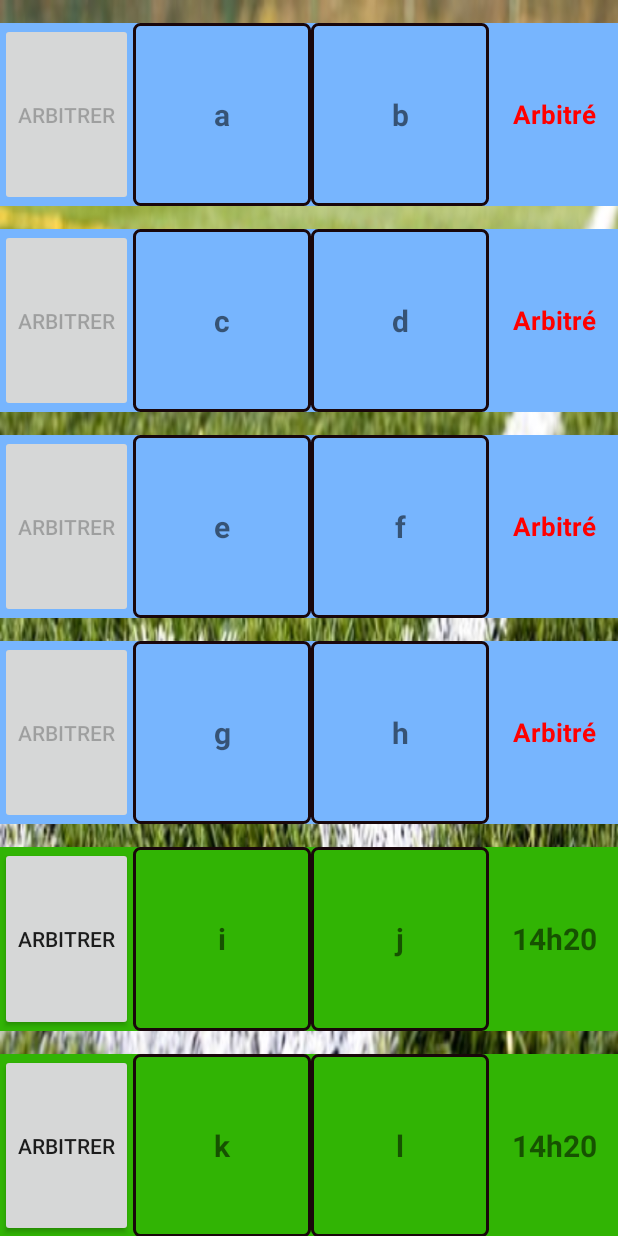
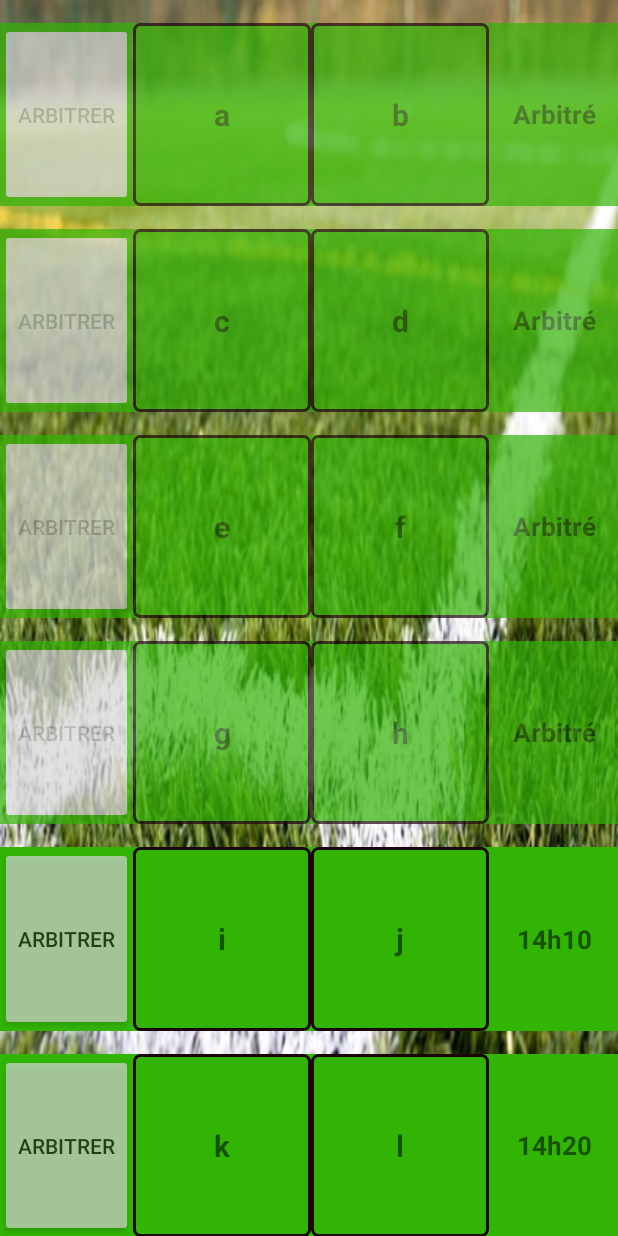
Before and after one commit to MarcMenard/GestionDeTournoi, an Android app: the Planning screen opened directly, with no data from a screen before it, on a phone screen of 412 x 824 dp. Run offline under Robolectric (Android 15) with nearby library versions, the light colour scheme and no system bars.

Commit message:
Application Locale Surfini
Application locale Surfini

```diff
--- a/application_arbitre/app_arbitre/app/src/main/java/com/example/hubert/app_arbitre/Planning.java
+++ b/application_arbitre/app_arbitre/app/src/main/java/com/example/hubert/app_arbitre/Planning.java
@@ -10,6 +10,7 @@ import android.support.v7.app.AppCompatActivity;
 import android.support.v7.widget.Toolbar;
 import android.view.View;
 import android.widget.Button;
+import android.widget.LinearLayout;
 import android.widget.TextView;
 
 import static com.example.hubert.app_arbitre.R.id.text;
@@ -20,21 +21,21 @@ import static com.example.hubert.app_arbitre.R.id.textView;
 
 public class Planning extends AppCompatActivity
 {
+    //CONFIGURATION DES DIFFERENTS TEXTVIEW
+    private static String textTeam[] = {"a", "b", "c", "d", "e", "f", "g","h","i","j","k","l"};
 
-  //  String textTeam[] = new [11];
-    private static String textTeam[] = {"a", "b", "c", "d", "e", "f", "g","h","i","j","k","l"};
-//    new textTeam[0] = "PNJ";
-
-    //INITIALISE LE NOM DES DEUX EQUIPES
-
+    //INITIALISE LE NOM DES DEUX EQUIPES QUI SUIVRONT SUR LES ACTIVITES SUIVANTES
     private static String textTeamA = "Team X";
     private static String textTeamB = "Team Y";
 
+    private int Matcharbitre = 4;
 
     //GET PERMETTANT AU AUTRES ACTIVITE DE REPRENDRE SES DONNEES (pour les noms des equipes)
     public static String GettextTeamA() {return textTeamA;}
     public static String GettextTeamB() {return textTeamB;}
 
+    //INITIALISE LES TEXTES INFOS
+    private static String info = "Arbitré";
 
     //LA FONCTION PRINCIPALE
     @Override
@@ -44,15 +45,15 @@ public class Planning extends AppCompatActivity
         setContentView(R.layout.activity_planning);
 
         //INITIALISE LES CHANGEMENTS DU NOM DES DEUX éQUIPES(VIS A VIS DU DéFAUT DU XML)
-
         for (int h = 0; h < 12; h++)
         {
             displayTextTeamC(textTeam[h]);
         }
 
-       // displayTextTeamB(textTeamA);
-       // displayTextTeamB(textTeamB);
+        //INITIALISE LES CHANGEMENTS DES INFOS DU PLANNING
+        displayTextinfo(info);
 
+        //TABLEAU POUR LE NOM DES EQUIPE DU PLANNING
        /* android.view.View texxtTeam[]= new android.view.View[11];
         texxtTeam[0] =  findViewById(R.id.textView0);
         texxtTeam[1] =  findViewById(R.id.textView1);
@@ -67,7 +68,10 @@ public class Planning extends AppCompatActivity
         texxtTeam[10] = findViewById(R.id.textView10);
         texxtTeam[11] = findViewById(R.id.textView11);*/
 
-        //TABLEAU POUR LES BOUTONS
+
+
+
+        //TABLEAU POUR LES BOUTONS DU PLANNING
         Button[] tab_boutons = new Button[6];
         tab_boutons[0] = (Button) findViewById(R.id.fab0);
         tab_boutons[1] = (Button) findViewById(R.id.fab1);
@@ -76,26 +80,25 @@ public class Planning extends AppCompatActivity
         tab_boutons[4] = (Button) findViewById(R.id.fab4);
         tab_boutons[5] = (Button) findViewById(R.id.fab5);
 
-        //BOUCLE DESACTIVANT LES BOUTONS
-        for(int i = 0; i < 4; i++)
+
+
+       /* for(int x = 0; x < 6; x++)
         {
-            tab_boutons[i].setEnabled(false);
-        }
-
-        //ACTIONS DE CHACUN DES BOUTONS --> AMENER AU MAINACTIVITY
-
-        for(int x = 0; x < 6; x++)
-        {
-            tab_boutons[x].setOnClickListener(new View.OnClickListener()
+           tab_boutons[x].setOnClickListener(new View.OnClickListener()
             {
+                textTeamA = textTeam[cpt * 2];
+                textTeamB = textTeam[cpt * 2 + 1];
                 @Override
                 public void onClick(View view)
                 {
                     startActivity(new Intent(getApplicationContext(), MainActivity.class));
                 }
-            });
+          }); */
 
 
+
+
+            //CHANGE LA VALEUR DU TEXTE DES PROCHAINES ACTIVITE SELON LE BOUTON CHOISI + //ACTIONS DE CHACUN DES BOUTONS --> AMENER AU MAINACTIVITY
             tab_boutons[0].setOnClickListener(new View.OnClickListener()
                 {
 
@@ -167,13 +170,43 @@ public class Planning extends AppCompatActivity
                     startActivity(new Intent(getApplicationContext(), MainActivity.class));
                 }
             });
+        }
+
+    //CHANGE LE TEXTE DES TEXTES INFOS DU PLANNING CHOISI + DESACTIVE LES BOUTONS DU PLANNING CHOISI
+    private void displayTextinfo(String text)
+    {
+        for(int i = 0; i < Matcharbitre ; i++)
+        {
+            //TABLEAU POUR LES INFOS (A DROITE) DU PLANNING
+            android.view.View textinfo[] = new android.view.View[6];
+            textinfo[0] = findViewById(R.id.textView50);
+            textinfo[1] = findViewById(R.id.textView51);
+            textinfo[2] = findViewById(R.id.textView52);
+            textinfo[3] = findViewById(R.id.textView53);
+            textinfo[4] = findViewById(R.id.textView54);
+            textinfo[5] = findViewById(R.id.textView55);
+
+            //TABLEAU POUR LES BOUTONS DU PLANNING
+            Button[] tab_boutons = new Button[6];
+            tab_boutons[0] = (Button) findViewById(R.id.fab0);
+            tab_boutons[1] = (Button) findViewById(R.id.fab1);
+            tab_boutons[2] = (Button) findViewById(R.id.fab2);
+            tab_boutons[3] = (Button) findViewById(R.id.fab3);
+            tab_boutons[4] = (Button) findViewById(R.id.fab4);
+            tab_boutons[5] = (Button) findViewById(R.id.fab5);
+
+            //CHANGE LE TEXTE DES TEXTES INFOS DU PLANNING CHOISI
+            TextView textView = (TextView) textinfo[i];
+            textView.setText(String.valueOf(text));
+
+            //DESACTIVANT LES BOUTONS DU PLANNING CHOISI
+            tab_boutons[i].setEnabled(false);
+        }
+    }
 
 
 
-        }}
-
-
-
+    //VA CHANGER LE NOM DES EQUIPES
     private void displayTextTeamC(String text)
     {
         /*android.view.View texxtTeam[]= new android.view.View[11];
@@ -255,16 +288,6 @@ public class Planning extends AppCompatActivity
     }
 
 
-
-   /* private void displayTextTeamC(String text)
-    {
-        TextView TextView = (TextView) texxtTeam[cpt];
-        TextView.setText(String.valueOf(text));
-    }*/
-
-
-
-
     //VA CHANGER LE NOM DE l'EQUIPE DE L'EQUIPE du TEXTE SELECTIONNE
     private void displayTextTeamA(String text)
     {
@@ -280,24 +303,11 @@ public class Planning extends AppCompatActivity
         TextView.setText(String.valueOf(text));
     }
 
-    //SI ON VEUT FAIRE RETOUR, MESSAGE AVANT DE REVENIR, SI CONFIRMATION, SUR L'ACTIVITE PRECEDENTE
+    //SI ON VEUT FAIRE RETOUR, IMPOSSIBLE
     @Override
     public void onBackPressed()
     {
-        new AlertDialog.Builder(this)
-                .setIcon(android.R.drawable.ic_dialog_alert)
-                .setTitle("Fermeture de l'activité")
-                .setMessage("Êtes vous sur de fermer l'activité ?")
-                .setPositiveButton("Oui", new DialogInterface.OnClickListener()
-                {
-                    @Override
-                    public void onClick(DialogInterface dialog, int which) {
-                        finish();
-                    }
 
-                })
-                .setNegativeButton("Non, noon !", null)
-                .show();
     }
 }
 
--- a/application_arbitre/app_arbitre/app/src/main/res/layout/activity_planning.xml
+++ b/application_arbitre/app_arbitre/app/src/main/res/layout/activity_planning.xml
@@ -9,7 +9,8 @@
 
 
     <LinearLayout
-        android:background="#77B5FE"
+        android:alpha="0.7"
+        android:background="#31B404"
         android:layout_height="fill_parent"
         android:layout_weight="0.2"
         android:orientation="horizontal"
@@ -48,19 +49,20 @@
 
         <TextView
             android:textStyle="bold"
-            android:textColor="#FF0000"
+
             android:layout_height="fill_parent"
             android:layout_weight="0.2"
             android:gravity="center"
-            android:text="Arbitré"
+            android:text="13h30"
             android:textSize="17sp"
             android:layout_width="150dp"
-            android:id="@+id/textView51" />
+            android:id="@+id/textView50" />
 
     </LinearLayout>
 
     <LinearLayout
-        android:background="#77B5FE"
+        android:alpha="0.7"
+        android:background="#31B404"
         android:layout_height="fill_parent"
         android:layout_weight="0.2"
         android:orientation="horizontal"
@@ -99,19 +101,19 @@
 
         <TextView
             android:textStyle="bold"
-            android:textColor="#FF0000"
             android:layout_height="fill_parent"
             android:layout_weight="0.2"
             android:gravity="center"
-            android:text="Arbitré"
+            android:text="13h40"
             android:textSize="17sp"
             android:layout_width="150dp"
-            android:id="@+id/textView52" />
+            android:id="@+id/textView51" />
 
     </LinearLayout>
 
     <LinearLayout
-        android:background="#77B5FE"
+        android:alpha="0.7"
+        android:background="#31B404"
         android:layout_height="fill_parent"
         android:layout_weight="0.2"
         android:orientation="horizontal"
@@ -150,19 +152,20 @@
 
         <TextView
             android:textStyle="bold"
-            android:textColor="#FF0000"
+
             android:layout_height="fill_parent"
             android:layout_weight="0.2"
             android:gravity="center"
-            android:text="Arbitré"
+            android:text="13h50"
             android:textSize="17sp"
             android:layout_width="150dp"
-            android:id="@+id/textView53" />
+            android:id="@+id/textView52" />
 
     </LinearLayout>
 
     <LinearLayout
-        android:background="#77B5FE"
+        android:alpha="0.7"
+        android:background="#31B404"
         android:layout_height="fill_parent"
         android:layout_weight="0.2"
         android:orientation="horizontal"
@@ -201,14 +204,14 @@
 
         <TextView
             android:textStyle="bold"
-            android:textColor="#FF0000"
+
             android:layout_height="fill_parent"
             android:layout_weight="0.2"
             android:gravity="center"
-            android:text="Arbitré"
+            android:text="14h00"
             android:textSize="17sp"
             android:layout_width="150dp"
-            android:id="@+id/textView54" />
+            android:id="@+id/textView53" />
 
     </LinearLayout>
 
@@ -221,6 +224,7 @@
         android:layout_marginTop="15dp">
 
     <Button
+        android:alpha="0.7"
         android:id="@+id/fab4"
         android:text="Arbitrer"
         android:layout_width="wrap_content"
@@ -256,10 +260,10 @@
             android:layout_height="fill_parent"
             android:layout_weight="0.2"
             android:gravity="center"
-            android:text="14h20"
-            android:textSize="20sp"
+            android:text="14h10"
+            android:textSize="17sp"
             android:layout_width="150dp"
-            android:id="@+id/textView55" />
+            android:id="@+id/textView54" />
 
     </LinearLayout>
 
@@ -272,6 +276,7 @@
         android:layout_marginTop="15dp">
 
         <Button
+            android:alpha="0.7"
             android:id="@+id/fab5"
             android:text="Arbitrer"
             android:layout_width="wrap_content"
@@ -307,9 +312,9 @@
             android:layout_weight="0.2"
             android:gravity="center"
             android:text="14h20"
-            android:textSize="20sp"
+            android:textSize="17sp"
             android:layout_width="150dp"
-            android:id="@+id/textView56" />
+            android:id="@+id/textView55" />
 
     </LinearLayout>
 
```
Also changed, not shown: application_arbitre/app_arbitre/app/src/main/java/com/example/hubert/app_arbitre/LoginActivity.java (+2 -17 lines), application_arbitre/app_arbitre/app/src/main/java/com/example/hubert/app_arbitre/LoginActivity2.java (+2 -15 lines), application_arbitre/app_arbitre/app/src/main/java/com/example/hubert/app_arbitre/MainActivity.java (+1 -14 lines), application_arbitre/app_arbitre/app/src/main/java/com/example/hubert/app_arbitre/MessageFinale.java (+1 -14 lines).
